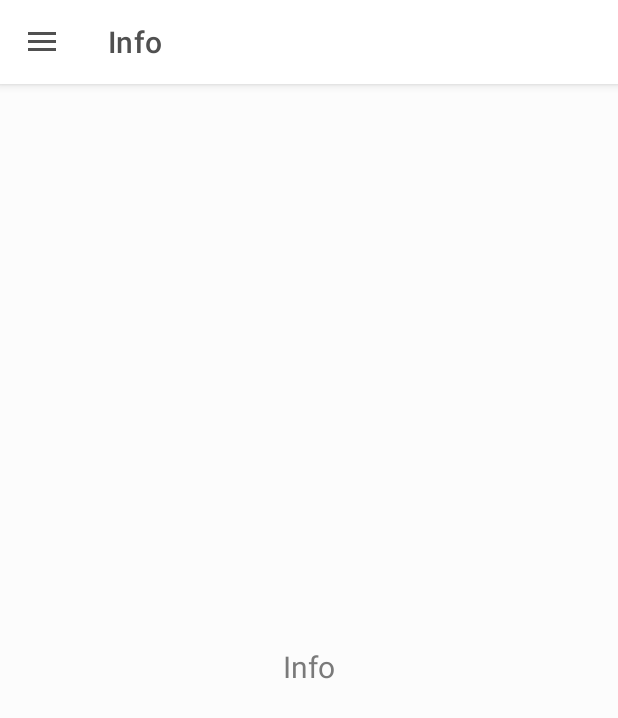
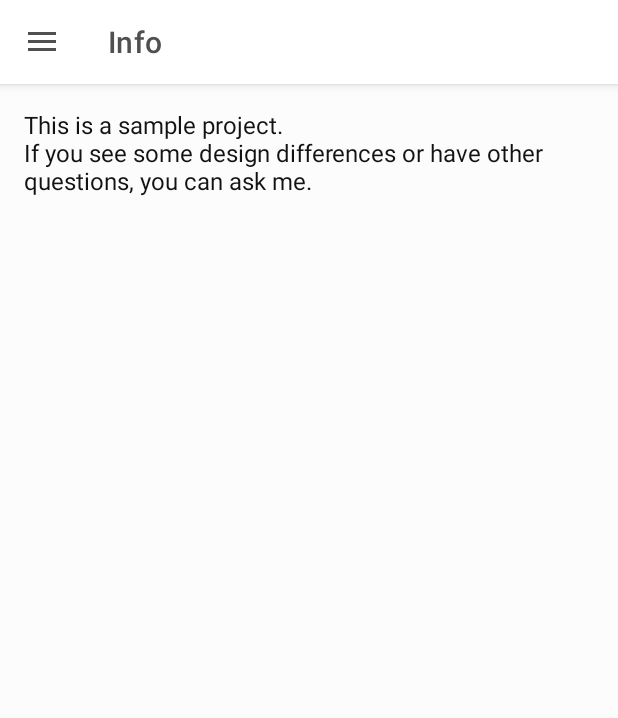
Before and after one commit to makstron/US-Stock, an Android app: the screen it shows after launch (MainActivity), in the side drawer, after a tap on "Info", on a phone screen of 412 x 824 dp. Shown: the top 718 px of the screen. Run offline under Robolectric (Android 15) with nearby library versions, the phone set to English and light mode, and no system bars; our stand-ins replace Dagger/Hilt's generated code, navigation-ui.

Commit message:
added some info

```diff
--- a/app/src/main/java/com/klim/us_stock/ui/windows/info/InfoViewModel.kt
+++ b/app/src/main/java/com/klim/us_stock/ui/windows/info/InfoViewModel.kt
@@ -9,7 +9,8 @@ class InfoViewModel
 @Inject constructor(): ViewModel() {
 
     private val _text = MutableLiveData<String>().apply {
-        value = "Info"
+        value = "This is a sample project.\n" +
+                "If you see some design differences or have other questions, you can ask me."
     }
     val text: LiveData<String> = _text
 }
--- a/app/src/main/res/layout/fragment_info.xml
+++ b/app/src/main/res/layout/fragment_info.xml
@@ -8,16 +8,14 @@
 
     <TextView
         android:id="@+id/text_slideshow"
-        android:layout_width="match_parent"
+        android:layout_width="0dp"
         android:layout_height="wrap_content"
-        android:layout_marginStart="8dp"
-        android:layout_marginTop="8dp"
-        android:layout_marginEnd="8dp"
-        android:textAlignment="center"
-        android:textColor="@color/second_text_color"
-        android:textSize="20sp"
-        app:layout_constraintBottom_toBottomOf="parent"
+        android:layout_marginHorizontal="@dimen/activity_horizontal_margin"
+        android:layout_marginVertical="@dimen/activity_vertical_margin"
+        android:textColor="@color/default_text_color"
+        android:textSize="16sp"
         app:layout_constraintEnd_toEndOf="parent"
         app:layout_constraintStart_toStartOf="parent"
-        app:layout_constraintTop_toTopOf="parent" />
+        app:layout_constraintTop_toTopOf="parent"
+        tools:text="Lorem ipsum" />
 </androidx.constraintlayout.widget.ConstraintLayout>
```
